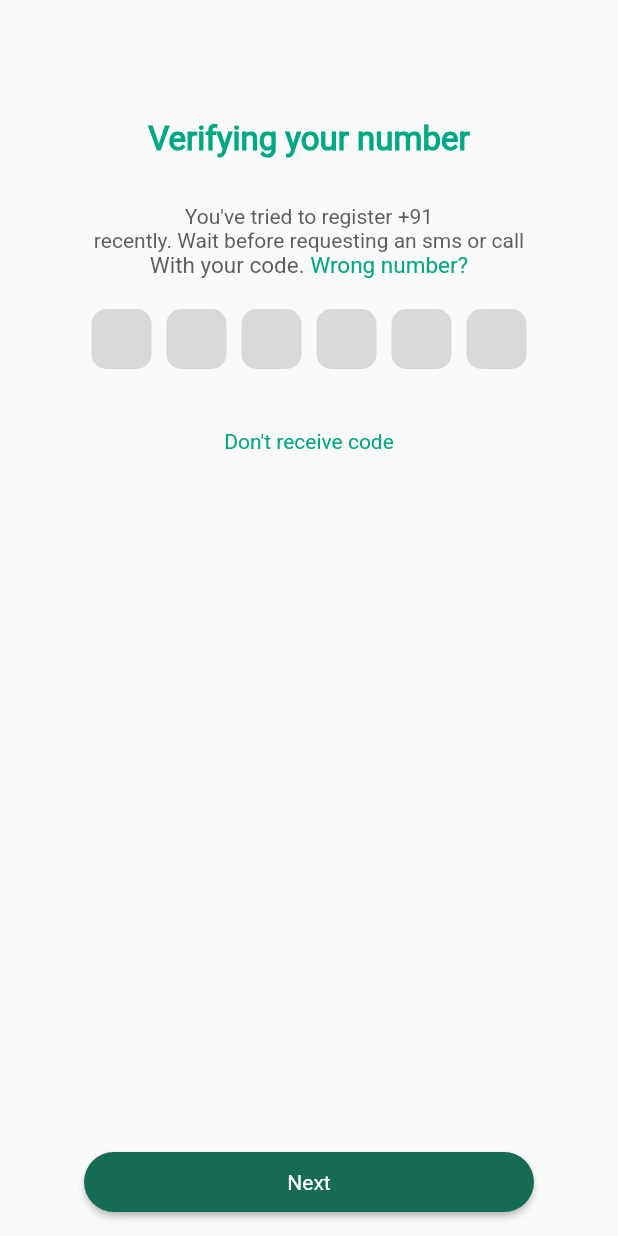
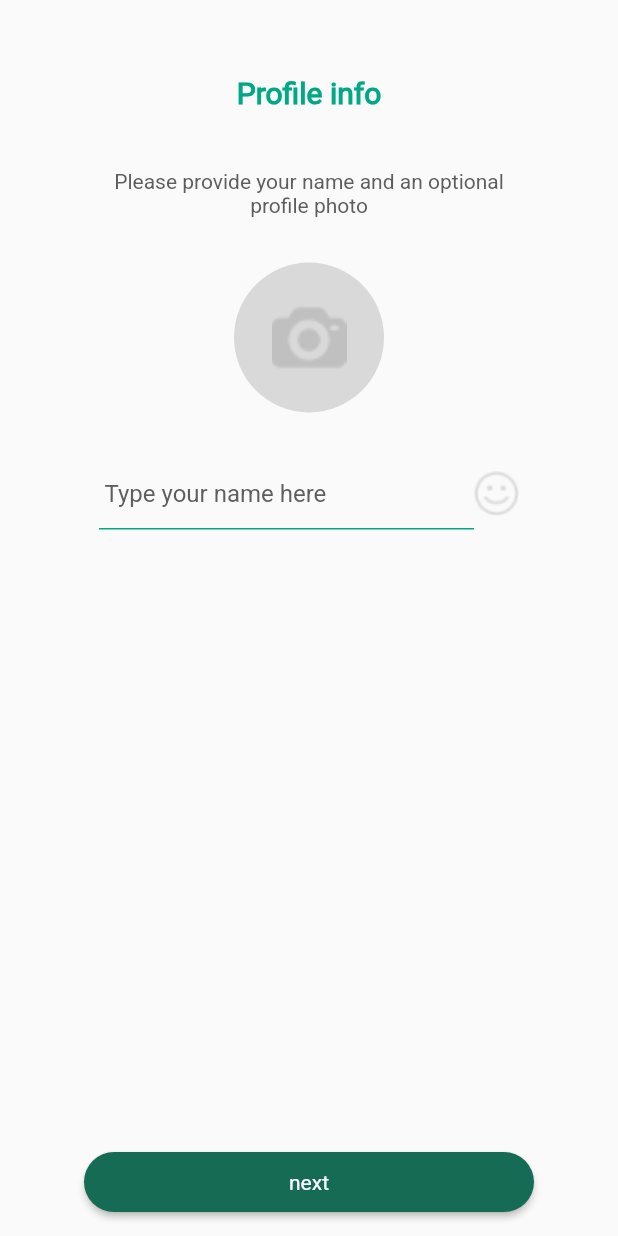
Before and after one commit to vikaskumar9761/WhatsApp-UI, a Flutter app: the OtpScreen screen opened directly with empty values, after a tap on "Next", on a phone screen of 412 x 824 dp. Run offline on Flutter 3.47's test engine with Material 3 defaults, Android fonts, the phone set to English and light mode, and no system bars; our stand-ins replace image_picker.

Commit message:
Splash profile screen Complete

```diff
--- a/lib/Screens/OTP/otp_screen.dart
+++ b/lib/Screens/OTP/otp_screen.dart
@@ -1,5 +1,6 @@
 import 'package:flutter/material.dart';
 import 'package:whatsapp/Widgets/ui_helper.dart';
+import 'package:whatsapp/Screens/Profile/profile_screen.dart';
 
 class OtpScreen extends StatelessWidget {
   String phoneNumber;
@@ -56,6 +57,7 @@ class OtpScreen extends StatelessWidget {
             SizedBox(height: 20,),
             Row(
               mainAxisAlignment: MainAxisAlignment.center,
+
               children: [
                 UiHelper.CutormContainer(otp1controller),
                 SizedBox(width: 10,),
@@ -78,7 +80,7 @@ class OtpScreen extends StatelessWidget {
         ),
       ),
       floatingActionButton: UiHelper.CustomButton(callback: (){
-
+        Navigator.push(context,MaterialPageRoute(builder: (context)=>ProfileScreen()));
 
       }, buttonname: "Next"),
       floatingActionButtonLocation: FloatingActionButtonLocation.centerFloat,
--- /dev/null
+++ b/lib/Screens/Profile/profile_screen.dart
@@ -0,0 +1,147 @@
+import 'package:flutter/material.dart';
+import 'package:image_picker/image_picker.dart';
+import 'package:whatsapp/Widgets/ui_helper.dart';
+import 'dart:io';
+
+class ProfileScreen extends StatefulWidget {
+  ProfileScreen({super.key});
+
+  @override
+  State<ProfileScreen> createState() => _ProfileScreenState();
+}
+
+class _ProfileScreenState extends State<ProfileScreen> {
+  TextEditingController namecontroler = TextEditingController();
+  File? pickedImage;
+
+  @override
+  Widget build(BuildContext context) {
+    return Scaffold(
+      body: Center(
+        child: Column(
+          children: [
+            SizedBox(height: 50),
+            UiHelper.CustomText(
+              text: "Profile info",
+              height: 20,
+              color: Color(0xff00a884),
+              fontweight: FontWeight.bold,
+            ),
+            SizedBox(height: 40),
+            UiHelper.CustomText(
+              text: "Please provide your name and an optional",
+              height: 14,
+            ),
+            UiHelper.CustomText(text: "profile photo", height: 14),
+            SizedBox(height: 30),
+            GestureDetector(
+              onTap: () {
+                _openBotton(context);
+              },
+              child:pickedImage==null?CircleAvatar(
+                radius: 50,
+                backgroundColor: Color(0xffd9d9d9),
+                child: Image.asset(
+                  "assets/images/photo-camera 1.png",
+                  height: 50,
+                  fit: BoxFit.cover,
+                ),
+              ):
+              CircleAvatar(
+                radius: 50,
+                backgroundImage:(FileImage(pickedImage!)),
+              ),
+            ),
+
+            SizedBox(height: 30),
+            Row(
+              mainAxisAlignment: MainAxisAlignment.center,
+              children: [
+                SizedBox(
+                  width: 250,
+                  child: TextField(
+                    keyboardType: TextInputType.name,
+                    controller: namecontroler,
+                    decoration: InputDecoration(
+                      hintText: " Type your name here",
+                      hintStyle: TextStyle(color: Color(0xff5e5e5e)),
+                      border: UnderlineInputBorder(
+                        borderSide: BorderSide(color: Color(0xff00a884)),
+                      ),
+                      enabledBorder: UnderlineInputBorder(
+                        borderSide: BorderSide(color: Color(0xff00a884)),
+                      ),
+                      focusedBorder: UnderlineInputBorder(
+                        borderSide: BorderSide(color: Color(0xff00a884)),
+                      ),
+                    ),
+                  ),
+                ),
+                Image.asset("assets/images/happh.png"),
+              ],
+            ),
+          ],
+        ),
+      ),
+      floatingActionButton: UiHelper.CustomButton(
+        callback: () {},
+        buttonname: "next",
+      ),
+      floatingActionButtonLocation: FloatingActionButtonLocation.centerFloat,
+    );
+  }
+
+  _openBotton(BuildContext context) {
+    return showModalBottomSheet(
+      context: context,
+      builder: (BuildContext context) {
+        return Container(
+          height: 200,
+          width: 200,
+          child: Column(
+            mainAxisAlignment: MainAxisAlignment.center,
+            children: [
+              Row(
+                mainAxisAlignment: MainAxisAlignment.spaceAround,
+                children: [
+                  IconButton(
+                    onPressed: () {
+                      _pickImage(ImageSource.camera);
+                    },
+                    icon: Icon(
+                      Icons.camera_alt,
+                      size: 50,
+                      color: Color(0xff00a884),
+                    ),
+                  ),
+                  IconButton(
+                    onPressed: () {
+                      _pickImage(ImageSource.gallery);
+                    },
+                    icon: Icon(Icons.image, size: 50, color: Color(0xff00a884)),
+                  ),
+                ],
+              ),
+            ],
+          ),
+        );
+      },
+    );
+  }
+
+  _pickImage(ImageSource imagesource) async {
+    try {
+      final photo = await ImagePicker().pickImage(source: imagesource);
+      if (photo == null) return;
+
+      final tempimage = File(photo.path);
+      setState(() {
+        pickedImage = tempimage;
+      });
+    } catch (ex) {
+      return ScaffoldMessenger.of(context).showSnackBar(
+        SnackBar(content: Text(ex.toString()), backgroundColor: Colors.red),
+      );
+    }
+  }
+}
--- a/pubspec.yaml
+++ b/pubspec.yaml
@@ -34,6 +34,7 @@ dependencies:
   # The following adds the Cupertino Icons font to your application.
   # Use with the CupertinoIcons class for iOS style icons.
   cupertino_icons: ^1.0.8
+  image_picker: ^1.1.2
 
 dev_dependencies:
   flutter_test:
```
Also changed, not shown: assets/images/happh.png (added), pubspec.lock, 5 other files.
